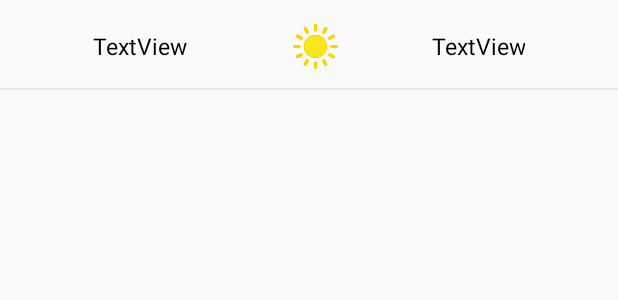
After one commit to bakurits/Android-Assignments, an Android app: the layout recyclerview_row.xml on its own in the app's theme, with its tools: preview values and no code run, on a phone screen of 412 x 824 dp. The commit adds this screen. Shown: the top 300 px of the screen. Run offline under Robolectric (Android 15) with nearby library versions, the phone set to English and light mode, and no system bars.

Commit message:
RecyclerView implemented

```diff
--- /dev/null
+++ b/Assignment2/app/src/main/res/layout/recyclerview_row.xml
@@ -0,0 +1,57 @@
+<?xml version="1.0" encoding="utf-8"?>
+<android.support.constraint.ConstraintLayout xmlns:android="http://schemas.android.com/apk/res/android"
+    xmlns:app="http://schemas.android.com/apk/res-auto"
+    xmlns:tools="http://schemas.android.com/tools"
+    android:layout_width="match_parent"
+    android:layout_height="60dp">
+
+    <TextView
+        android:id="@+id/row_day"
+        android:layout_width="wrap_content"
+        android:layout_height="wrap_content"
+        android:layout_marginTop="20dp"
+        android:gravity="center_vertical"
+        android:text="TextView"
+        android:textColor="#000000"
+        android:textSize="15sp"
+        app:layout_constraintEnd_toStartOf="@+id/row_icon"
+        app:layout_constraintHorizontal_bias="0.5"
+        app:layout_constraintStart_toStartOf="parent"
+        app:layout_constraintTop_toTopOf="parent" />
+
+    <ImageView
+        android:id="@+id/row_icon"
+        android:layout_width="30dp"
+        android:layout_height="30dp"
+        android:layout_marginStart="8dp"
+        app:layout_constraintBottom_toBottomOf="@+id/row_day"
+        app:layout_constraintEnd_toStartOf="@+id/row_weather"
+        app:layout_constraintHorizontal_bias="0.5"
+        app:layout_constraintStart_toEndOf="@+id/row_day"
+        app:layout_constraintTop_toTopOf="@+id/row_day"
+        app:srcCompat="@drawable/ic_sun" />
+
+    <TextView
+        android:id="@+id/row_weather"
+        android:layout_width="wrap_content"
+
+        android:layout_height="wrap_content"
+        android:layout_marginTop="20dp"
+        android:gravity="center"
+        android:text="TextView"
+        android:textColor="#000000"
+        android:textSize="15sp"
+        app:layout_constraintEnd_toEndOf="parent"
+        app:layout_constraintHorizontal_bias="0.5"
+        app:layout_constraintStart_toEndOf="@+id/row_icon"
+        app:layout_constraintTop_toTopOf="parent" />
+
+    <View
+        android:id="@+id/divider"
+        android:layout_width="fill_parent"
+        android:layout_height="1dp"
+        android:background="#E5E7E2"
+        app:layout_constraintBottom_toBottomOf="parent"
+        app:layout_constraintEnd_toEndOf="parent"
+        app:layout_constraintStart_toStartOf="parent" />
+</android.support.constraint.ConstraintLayout>
```
Also changed, not shown: Assignment2/app/build.gradle (+7 -0 lines), Assignment2/app/src/main/AndroidManifest.xml (+6 -1 lines), Assignment2/app/src/main/java/com/example/assignment2/MainActivity.java (+41 -0 lines), Assignment2/app/src/main/java/com/example/assignment2/RecyclerViewAdapter.java (added, +73 -0 lines), Assignment2/app/src/main/java/com/example/assignment2/WeatherByDay.java (added, +43 -0 lines), Assignment2/app/src/main/res/layout/activity_main.xml (+21 -7 lines).
